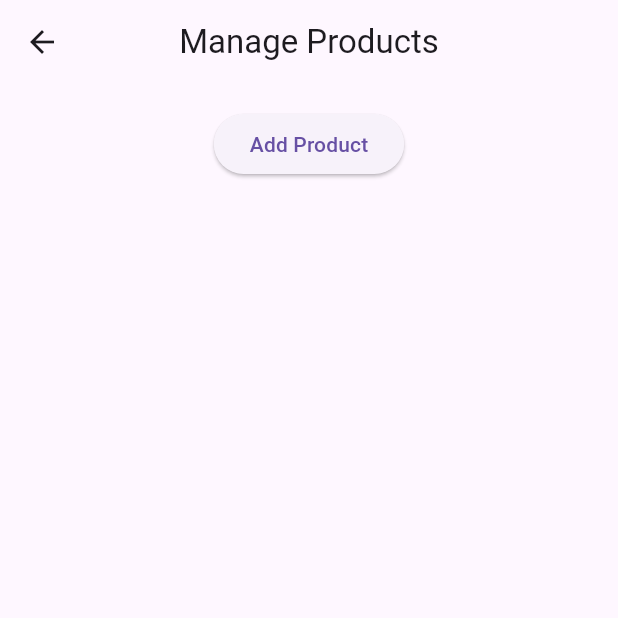
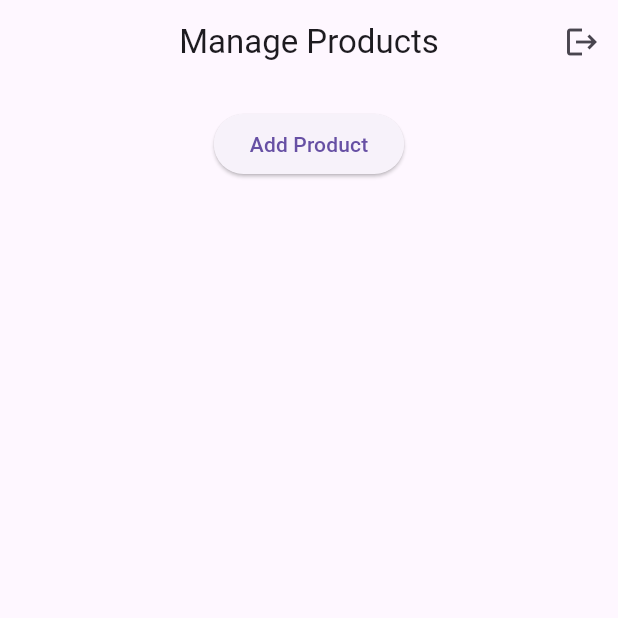
Before and after one commit to Shibin490/network_handling, a Flutter app: the HomeScreen screen opened by its route, on a phone screen of 412 x 824 dp, the top half of it. Run offline on Flutter 3.47's test engine with Material 3 defaults, Android fonts, the phone set to English and light mode, and no system bars; our stand-ins replace email_validator, shared_preferences; accounts and stored records are empty.

Commit message:
made some changes into it

```diff
--- a/lib/homepage.dart
+++ b/lib/homepage.dart
@@ -6,10 +6,7 @@ class HomeScreen extends StatelessWidget {
   HomeScreen({Key? key}) : super(key: key);
 
   final ValueNotifier<List<Map<String, String>>> productsNotifier =
-      ValueNotifier([
-    // {'name': 'Product 1', 'description': 'Description of Product 1'},
-    // {'name': 'Product 2', 'description': 'Description of Product 2'},
-  ]);
+      ValueNotifier([]);
 
   void addProduct(String name, String description) {
     productsNotifier.value = [
@@ -87,8 +84,17 @@ class HomeScreen extends StatelessWidget {
   Widget build(BuildContext context) {
     return Scaffold(
       appBar: AppBar(
+        automaticallyImplyLeading: false, // Removes the back arrow
         title: const Text('Manage Products'),
         centerTitle: true,
+        actions: [
+          IconButton(
+            icon: const Icon(Icons.logout),
+            onPressed: () {
+              Navigator.pushReplacementNamed(context, '/login');
+            },
+          ),
+        ],
       ),
       body: Column(
         children: [
```
